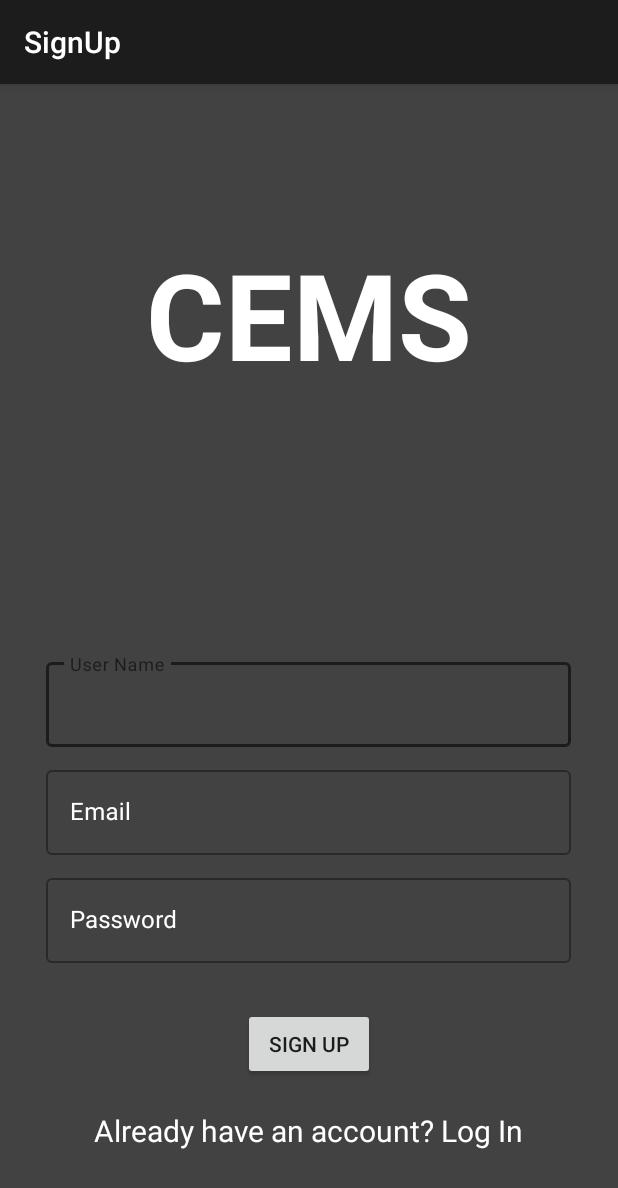
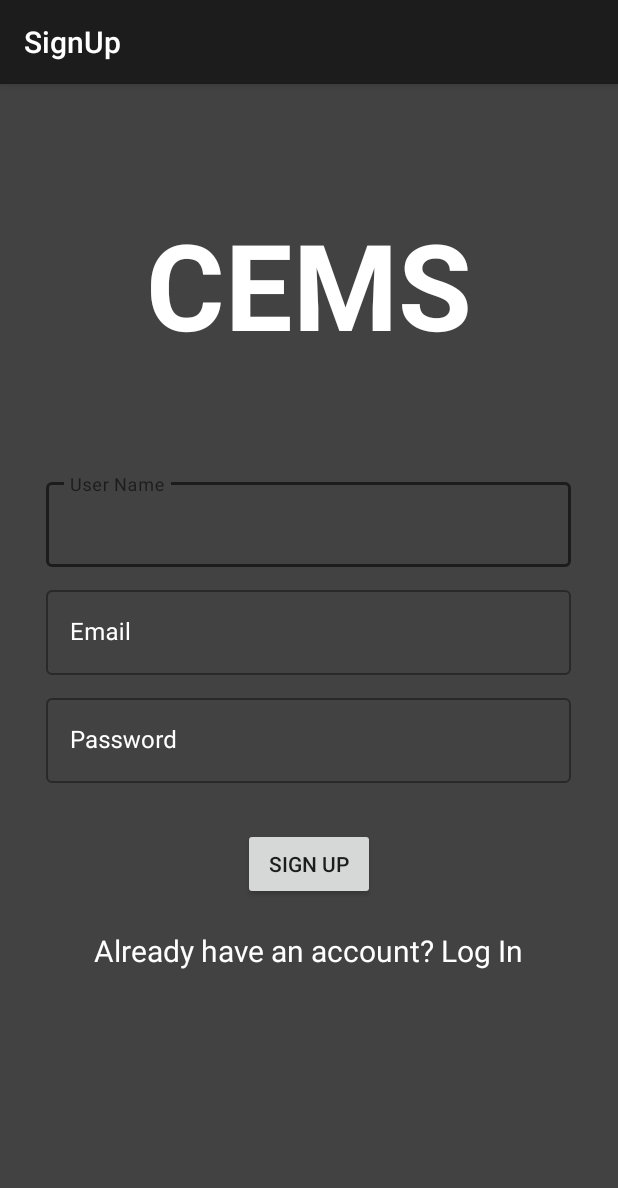
Before and after one commit to gnanasreekar/CEMS, an Android app: the Signup screen opened directly, with no data from a screen before it, on a phone screen of 412 x 824 dp. Shown: the top 1188 px of the screen. Run offline under Robolectric (Android 15) with nearby library versions, the phone set to English and light mode, and no system bars; our stand-ins replace Firebase (no records; nobody signed in at launch, a user with empty details on screens opened directly).

Commit message:
Screen height update

```diff
--- a/app/src/main/res/layout/activity_login.xml
+++ b/app/src/main/res/layout/activity_login.xml
@@ -26,7 +26,7 @@
         style="@style/Widget.MaterialComponents.TextInputLayout.OutlinedBox"
         android:layout_width="350dp"
         android:layout_gravity="center"
-        android:layout_marginTop="130dp"
+        android:layout_marginTop="70dp"
         android:layout_height="wrap_content"
         android:textColorHint="@color/colorAccent"
         >
--- a/app/src/main/res/layout/activity_signup.xml
+++ b/app/src/main/res/layout/activity_signup.xml
@@ -10,21 +10,22 @@
 
     <TextView
         android:layout_width="wrap_content"
-        android:layout_height="150dp"
+        android:layout_height="130dp"
         android:layout_gravity="center"
-        android:layout_marginTop="100dp"
+        android:layout_marginTop="80dp"
         android:clickable="true"
         android:text="@string/cems"
         android:textColor="@color/colorAccent"
         android:textStyle="bold"
         android:textSize="80sp"/>
 
+
     <com.google.android.material.textfield.TextInputLayout
 
         style="@style/Widget.MaterialComponents.TextInputLayout.OutlinedBox"
         android:layout_width="350dp"
         android:layout_gravity="center"
-        android:layout_marginTop="130dp"
+        android:layout_marginTop="50dp"
         android:layout_height="wrap_content"
         android:textColorHint="@color/colorAccent"
         >
```
